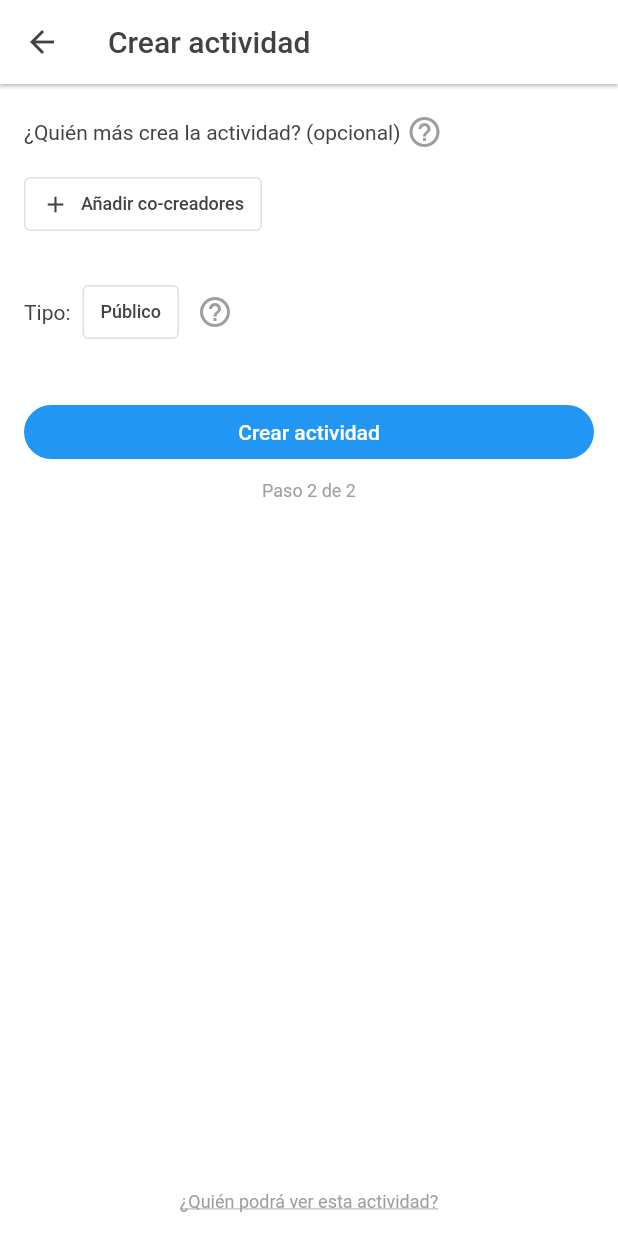
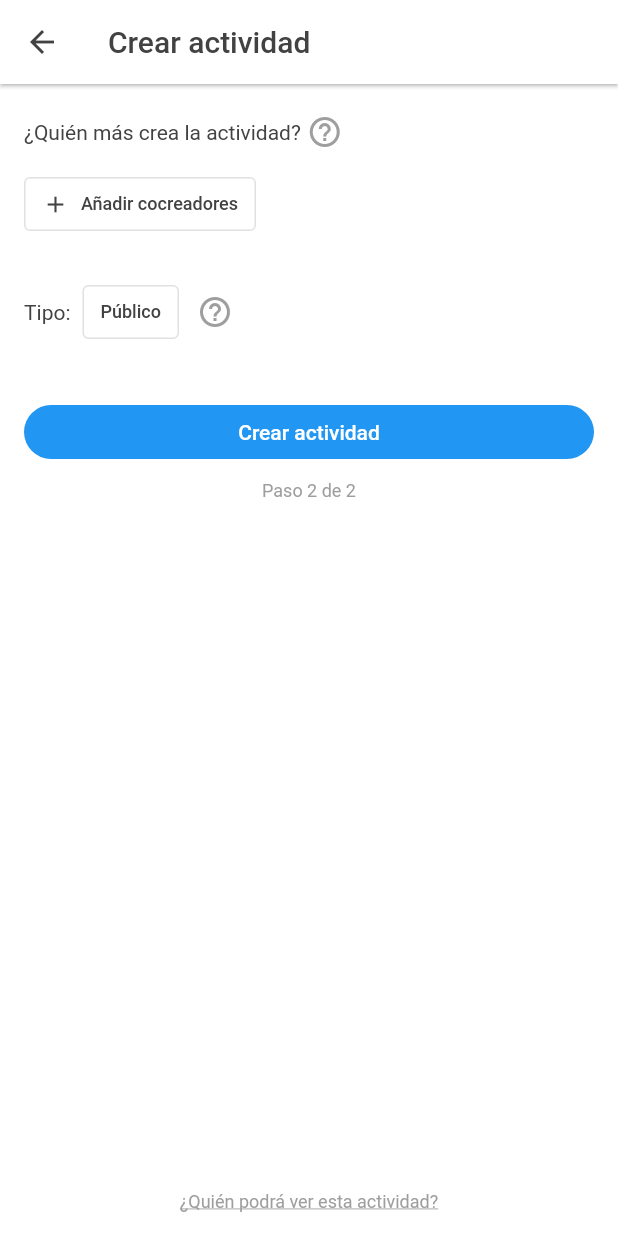
Before and after one commit to danilomayhua/nuevo_proyecto_uno_flutter, a Flutter app: the CrearActividadPage screen opened directly, swiped to page 2, on a phone screen of 412 x 824 dp. Run offline on Flutter 3.47's test engine with Material 2 defaults, Android fonts, the phone set to English and light mode, and no system bars; our stand-ins replace badges, firebase_core, firebase_messaging, flutter_local_notifications, geolocator, image_cropper and 5 more; accounts and stored records are empty; generated files the repository leaves out were written again.

Commit message:
Agrega datos sobre historial en Crear Actividad. Pequeños cambios en Codigo de Invitacion. Cambia texto "co-creadores" por "cocreadores" en toda la app.

```diff
--- a/lib/screens/actividad/actividad_page.dart
+++ b/lib/screens/actividad/actividad_page.dart
@@ -208,7 +208,7 @@ class _ActividadPageState extends State<ActividadPage> {
 
           const Padding(
             padding: EdgeInsets.symmetric(horizontal: 16),
-            child: Text("Co-creadores:", style: TextStyle(color: constants.blackGeneral),),
+            child: Text("Cocreadores:", style: TextStyle(color: constants.blackGeneral),),
           ),
           ListView.builder(
             itemCount: widget.actividad.creadores.length,
@@ -242,11 +242,11 @@ class _ActividadPageState extends State<ActividadPage> {
             Column(children: [
               const Padding(
                 padding: EdgeInsets.only(left: 16, top: 12, right: 16, bottom: 0,),
-                child: Text("Co-creadores pendientes:", style: TextStyle(color: constants.blackGeneral),),
+                child: Text("Cocreadores pendientes:", style: TextStyle(color: constants.blackGeneral),),
               ),
               const Padding(
                 padding: EdgeInsets.only(left: 16, top: 8, right: 16, bottom: 12,),
-                child: Text("Estos usuarios tienen que confirmar para ser parte de co-creadores. "
+                child: Text("Estos usuarios tienen que confirmar para ser parte de cocreadores. "
                     "Solo tú puedes ver esta lista.",
                   style: TextStyle(color: constants.grey, fontSize: 12,),
                   //textAlign: TextAlign.center,
@@ -319,7 +319,7 @@ class _ActividadPageState extends State<ActividadPage> {
               margin: EdgeInsets.symmetric(vertical: 16, horizontal: 16,),
               padding: EdgeInsets.symmetric(vertical: 16, horizontal: 8),
               child: Column(children: [
-                const Text("Fuiste agregado como co-creador de la actividad. "
+                const Text("Fuiste agregado como cocreador de la actividad. "
                     "Tienes que confirmar para ser parte y tener los permisos de admin.",
                   style: TextStyle(color: constants.grey, fontSize: 12,),
                   textAlign: TextAlign.center,
@@ -429,7 +429,7 @@ class _ActividadPageState extends State<ActividadPage> {
                 ),
               ),
               SizedBox(width: 8,),
-              Expanded(child: Text("Al unirse, se envía una solicitud y alguno de los co-creadores te tiene que aceptar para ser parte del chat grupal.",
+              Expanded(child: Text("Al unirse, se envía una solicitud y alguno de los cocreadores te tiene que aceptar para ser parte del chat grupal.",
                 style: TextStyle(fontSize: 14, color: constants.grey),
               ),),
             ], crossAxisAlignment: CrossAxisAlignment.start,),
--- a/lib/screens/chat/widgets/message_bubble.dart
+++ b/lib/screens/chat/widgets/message_bubble.dart
@@ -202,8 +202,8 @@ class _MessageBubbleState extends State<MessageBubble> {
                               margin: const EdgeInsets.only(top: 8, bottom: 4,),
                               constraints: const BoxConstraints(maxWidth: 200),
                               child: Text(widget.message.propinaSticker!.isRecibido
-                                  ? "El sticker lo recibe aleatoriamente alguno de los co-creadores. Tú recibiste este sticker."
-                                  : "El sticker lo recibe aleatoriamente alguno de los co-creadores.",
+                                  ? "El sticker lo recibe aleatoriamente alguno de los cocreadores. Tú recibiste este sticker."
+                                  : "El sticker lo recibe aleatoriamente alguno de los cocreadores.",
                                 style: TextStyle(
                                   color: widget.message.isEntrante ? constants.grey : Colors.white,
                                   fontSize: 10,
--- a/lib/screens/chat_info/chat_info_page.dart
+++ b/lib/screens/chat_info/chat_info_page.dart
@@ -700,12 +700,12 @@ class _ChatInfoPageState extends State<ChatInfoPage> {
         content: SingleChildScrollView(
           child: Column(children: [
             Text(Platform.isIOS
-              ? "Envía una propina/regalo como un buen gesto a los co-creadores.\n\n"
-                "El co-creador que lo reciba, tendrá el mismo valor en bitcoin.\n\n"
-                "Cuando se envía una propina, este será enviado aleatoriamente hacia alguno de los co-creadores."
-              : "Envía un sticker como un buen gesto a los co-creadores.\n\n"
-                "Los stickers son micro-regalos que el co-creador que lo reciba podrá canjear por el mismo valor del sticker en bitcoin.\n\n"
-                "Cuando se envía un sticker, este será enviado aleatoriamente hacia alguno de los co-creadores.",
+              ? "Envía una propina/regalo como un buen gesto a los cocreadores.\n\n"
+                "El cocreador que lo reciba, tendrá el mismo valor en bitcoin.\n\n"
+                "Cuando se envía una propina, este será enviado aleatoriamente hacia alguno de los cocreadores."
+              : "Envía un sticker como un buen gesto a los cocreadores.\n\n"
+                "Los stickers son micro-regalos que el cocreador que lo reciba podrá canjear por el mismo valor del sticker en bitcoin.\n\n"
+                "Cuando se envía un sticker, este será enviado aleatoriamente hacia alguno de los cocreadores.",
               style: TextStyle(color: constants.grey, fontSize: 12,),
               textAlign: TextAlign.center,
             ),
--- a/lib/screens/notificaciones/notificaciones_page.dart
+++ b/lib/screens/notificaciones/notificaciones_page.dart
@@ -106,7 +106,7 @@ class _NotificacionesPageState extends State<NotificacionesPage> {
 
     } else if(notificacion.tipo == NotificacionTipo.ACTIVIDAD_CREADOR){
 
-      texto = '${notificacion.autorUsuario!.nombre} te agregó como co-creador de una actividad. Tienes que confirmar para ser parte.';
+      texto = '${notificacion.autorUsuario!.nombre} te agregó como cocreador de una actividad. Tienes que confirmar para ser parte.';
       onTap = (){
         Navigator.push(context,
           MaterialPageRoute(builder: (context) => ActividadPage(actividad: notificacion.actividad!,)),
@@ -116,7 +116,7 @@ class _NotificacionesPageState extends State<NotificacionesPage> {
     } else if(notificacion.tipo == NotificacionTipo.STICKER_ENVIADO){
 
       if(notificacion.chat!.tipo == ChatTipo.GRUPAL){
-        texto = '${notificacion.autorUsuario!.nombre} envió un sticker al chat grupal donde eres co-creador ¡Tú lo recibiste!';
+        texto = '${notificacion.autorUsuario!.nombre} envió un sticker al chat grupal donde eres cocreador ¡Tú lo recibiste!';
       } else {
         texto = '¡${notificacion.autorUsuario!.nombre} te envió un sticker!';
       }
--- a/lib/screens/principal/views/mis_actividades_page.dart
+++ b/lib/screens/principal/views/mis_actividades_page.dart
@@ -82,7 +82,7 @@ class MisActividadesPageState extends State<MisActividadesPage> {
         child: _loadingActividades ? CircularProgressIndicator() : Padding(
           padding: const EdgeInsets.symmetric(horizontal: 16),
           child: Column(children: [
-            const Text("No hay actividades recientes donde eres co-creador. Las actividades duran 48 horas visibles.",
+            const Text("No hay actividades recientes donde eres cocreador. Las actividades duran 48 horas visibles.",
               style: TextStyle(color: constants.blackGeneral, fontSize: 16,),
               textAlign: TextAlign.center,
             ),
@@ -126,7 +126,7 @@ class MisActividadesPageState extends State<MisActividadesPage> {
   Widget _buildTextoCabecera(){
     return const Padding(
       padding: EdgeInsets.only(left: 16, top: 16, right: 16, bottom: 12,),
-      child: Text("Se muestran las actividades donde eres co-creador y que están visibles actualmente.",
+      child: Text("Se muestran las actividades donde eres cocreador y que están visibles actualmente.",
         style: TextStyle(color: constants.grey, fontSize: 12,),
       ),
     );
--- a/lib/screens/signup/views/signup_invitation_page.dart
+++ b/lib/screens/signup/views/signup_invitation_page.dart
@@ -130,7 +130,7 @@ class _SignupInvitationPageState extends State<SignupInvitationPage> {
       return AlertDialog(
         content: SingleChildScrollView(
           child: Column(children: [
-            Text("Fuiste invitado como co-creador de la actividad \"$actividadTitulo\"\n\n"
+            Text("Fuiste invitado como cocreador de la actividad \"$actividadTitulo\"\n\n"
                 "¡Primero crea tu perfil!",
               style: const TextStyle(color: constants.blackGeneral, fontSize: 16, height: 1.3,),
               textAlign: TextAlign.center,
--- a/lib/services/firebase_notificaciones.dart
+++ b/lib/services/firebase_notificaciones.dart
@@ -303,7 +303,7 @@ class FirebaseNotificaciones {
         description = 'Fuiste aceptado en una actividad.';
         break;
       case NotificacionTipo.ACTIVIDAD_CREADOR:
-        description = '${data['notificacion']['autor_usuario']['nombre_completo']} te agregó como co-creador de una actividad. Tienes que confirmar para ser parte.';
+        description = '${data['notificacion']['autor_usuario']['nombre_completo']} te agregó como cocreador de una actividad. Tienes que confirmar para ser parte.';
         break;
       case NotificacionTipo.STICKER_ENVIADO:
         description = '¡${data['notificacion']['autor_usuario']['nombre_completo']} te envió un sticker!';
--- a/lib/utilities/constants.dart
+++ b/lib/utilities/constants.dart
@@ -125,5 +125,7 @@ const String urlVerNotificaciones = "/api/notificaciones/ver";
 
 const String urlNumeroPendientesNotificacionesAvisos = "/api/notificaciones/ver-numero-pendientes-y-avisos";
 
+const String urlCrearHistorialUsuarioActivo = "/api/historial-usuario-activo/crear";
+
 
 const String urlExternoCotizacionBTC = "https://criptoya.com/api/lemoncash/btc/ars";
--- a/lib/utilities/share_utils.dart
+++ b/lib/utilities/share_utils.dart
@@ -3,7 +3,7 @@ import 'package:share_plus/share_plus.dart';
 class ShareUtils {
   static void shareActivityCocreatorCode(String code, String activityTitle) {
 
-    String textoCompartir = "Unite como co-creador de mi actividad \"$activityTitle\" en Tenfo.\n"
+    String textoCompartir = "Unite como cocreador de mi actividad \"$activityTitle\" en Tenfo.\n"
         "Ingresa el siguiente código de invitación al unirte:\n\n"
         "${code.split('').join(' ')}\n\n"
         "Link en App Store: https://apps.apple.com/ar/app/tenfo/id6443714838\n\n"
--- a/lib/utilities/shared_preferences_keys.dart
+++ b/lib/utilities/shared_preferences_keys.dart
@@ -6,5 +6,6 @@ class SharedPreferencesKeys {
   static const String notificacionesPush = "notificacionesPush";
 
   static const String isShowedAyudaActividadIngreso = "isShowedAyudaActividadIngreso";
+  static const String isShowedAyudaCrearActividadCocreadores = "isShowedAyudaCrearActividadCocreadores";
 
 }
--- a/lib/widgets/actividad_boton_entrar.dart
+++ b/lib/widgets/actividad_boton_entrar.dart
@@ -203,7 +203,7 @@ class _ActividadBotonEntrarState extends State<ActividadBotonEntrar> {
               mainAxisSize: MainAxisSize.min,
               children: const <Widget>[
                 Text("Esta es una actividad de tipo Privado.\n\n"
-                    "Tienes que esperar que te acepte alguno de los co-creadores para ser parte del chat grupal.",
+                    "Tienes que esperar que te acepte alguno de los cocreadores para ser parte del chat grupal.",
                   style: TextStyle(color: constants.blackGeneral),),
               ],
             ),
--- a/lib/widgets/dialog_enviar_sticker.dart
+++ b/lib/widgets/dialog_enviar_sticker.dart
@@ -279,9 +279,9 @@ class _DialogEnviarStickerState extends State<DialogEnviarSticker> {
         Navigator.of(context).pop();
 
         if(datosJson['error_tipo'] == 'cocreadores_vacio'){
-          _showSnackBar("No puedes enviar stickers a este chat. Los co-creadores ya no forman parte.");
+          _showSnackBar("No puedes enviar stickers a este chat. Los cocreadores ya no forman parte.");
         } else if(datosJson['error_tipo'] == 'cocreador_unico_autor'){
-          _showSnackBar("No puedes enviar stickers a este chat. Solamente otros integrantes pueden enviarte stickers a ti como co-creador.");
+          _showSnackBar("No puedes enviar stickers a este chat. Solamente otros integrantes pueden enviarte stickers a ti como cocreador.");
         } else{
           _showSnackBar("Se produjo un error inesperado");
         }
```
Also changed, not shown: lib/screens/crear_actividad/crear_actividad_page.dart (+183 -39 lines), lib/utilities/historial_usuario.dart (added, +67 -0 lines).
